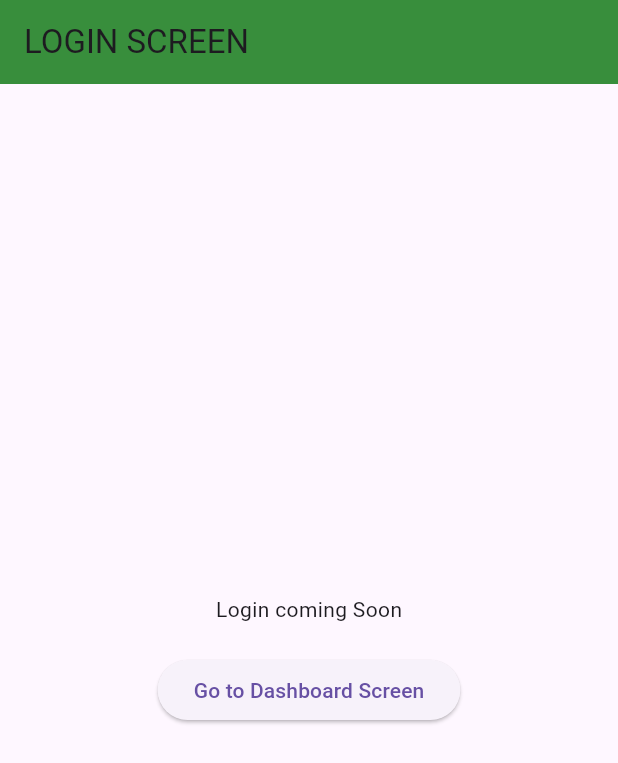
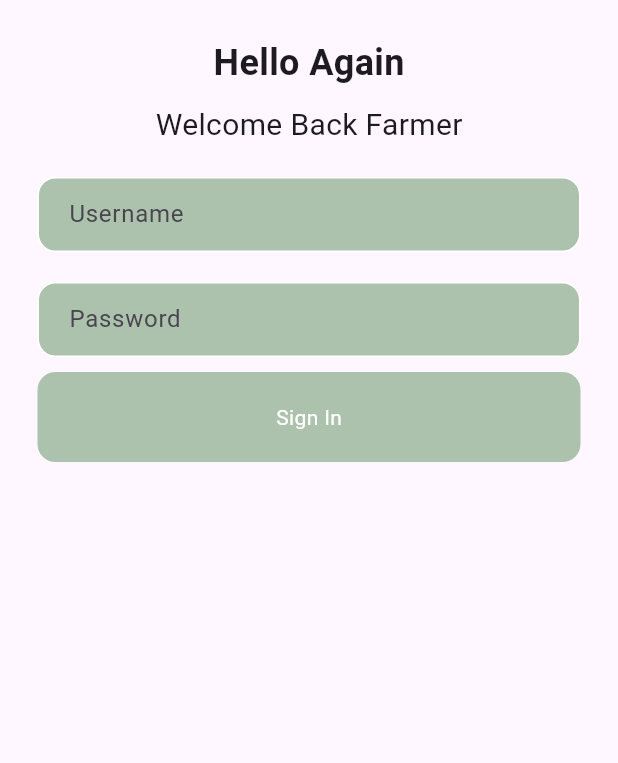
Before and after one commit to hoodpoet07/farm-management-system, a Flutter app: the screen it shows after launch, on a phone screen of 412 x 824 dp. Shown: the top 763 px of the screen. Run offline on Flutter 3.47's test engine with Material 3 defaults, Android fonts, the phone set to English and light mode, and no system bars; our stand-ins replace sqflite; accounts and stored records are empty.

Commit message:
polishing up the login screen

```diff
--- a/lib/main.dart
+++ b/lib/main.dart
@@ -1,3 +1,5 @@
+import 'package:farm_management_system/screens/dashboard/dashboard_screen.dart';
+import 'package:farm_management_system/widgets/dashboard_card.dart';
 import 'package:flutter/material.dart';
 import 'screens/login/login.dart';
 void main() {
--- a/lib/screens/login/login.dart
+++ b/lib/screens/login/login.dart
@@ -8,32 +8,93 @@ class LoginScreen extends StatelessWidget {
   @override
   Widget build(BuildContext context){
     return Scaffold(
-      appBar: AppBar(
-        title: const Text("LOGIN SCREEN"),
-        backgroundColor: Colors.green[700],
+      body: SafeArea(
+        child: Center(
+          child: Column(
+            children: [
+              SizedBox(height: 25),
+              Text(
+                'Hello Again',
+                style: TextStyle(
+                  fontWeight: FontWeight.bold,
+                  fontSize: 24,
+                )
+              ),
+              SizedBox(height: 10),
+              Text(
+                'Welcome Back Farmer',
+                style: TextStyle(
+                  fontSize: 20,
+                )
+              ),
+              SizedBox(height: 20),
 
-      ),
-      body: Center(
-        child: Column(
-          mainAxisAlignment: MainAxisAlignment.center,
-          children: [
-            const Text('Login coming Soon'),
-            const SizedBox(height: 20),
-            ElevatedButton(
-              onPressed: (){
-                Navigator.push(
-                  context,
-                  MaterialPageRoute(
-                    builder: (context)=>DashboardScreen()
-                     ),
-                );
-              },
-              child: const Text('Go to Dashboard Screen')
-            ),
-          ],
-        ),
-      ),
+              Padding(
+                padding: const EdgeInsets.symmetric(horizontal: 25.0),
+                child: Container(
+                  decoration: BoxDecoration(
+                    color: const Color.fromARGB(255, 172, 194, 173),
+                    border: Border.all(color: Colors.white),
+                    borderRadius: BorderRadius.circular(12),
+                  ),
+                  child: Padding(
+                    padding: const EdgeInsets.only(left: 20.0),
+                    child: TextField(
+                      decoration: InputDecoration(
+                        border: InputBorder.none,
+                        hintText: 'Username',
+                      ),
+                    ),
+                  ),
+                ),
+              ),
 
+              SizedBox(height: 20),
+
+              Padding(
+                padding: const EdgeInsets.symmetric(horizontal: 25.0),
+                child: Container(
+                  decoration: BoxDecoration(
+                    color: const Color.fromARGB(255, 172, 194, 173),
+                    border: Border.all(color: Colors.white),
+                    borderRadius: BorderRadius.circular(12),
+                  ),
+                  child: Padding(
+                    padding: const EdgeInsets.only(left: 20.0),
+                    child: TextField(
+                      obscureText: true,
+                      decoration: InputDecoration(
+                        border: InputBorder.none,
+                        hintText: 'Password',
+                      ),
+                    ),
+                  ),
+                ),
+              ),
+              SizedBox(height: 10),
+
+              Padding(
+                padding: const EdgeInsets.symmetric(horizontal:25.0),
+                child: Container(
+                  padding: EdgeInsets.all(20),
+                  decoration: BoxDecoration(
+                    color: const Color.fromARGB(255, 172, 194, 173),
+                    borderRadius: BorderRadius.circular(12),
+                  ),
+                  child: Center(
+                    child: Text(
+                      'Sign In',
+                      style: TextStyle(color: Colors.white,
+
+
+                      )),
+                  ),
+                ),
+              ),
+            ],
+          )
+        )
+      )
     );
   }
 }
```
Also changed, not shown: lib/screens/ai/smart_farmer.dart (+7 -13 lines), lib/screens/chicken/chicken_stock_screen.dart (+22 -0 lines), lib/screens/dashboard/dashboard_screen.dart (+34 -4 lines), 1 other file.
